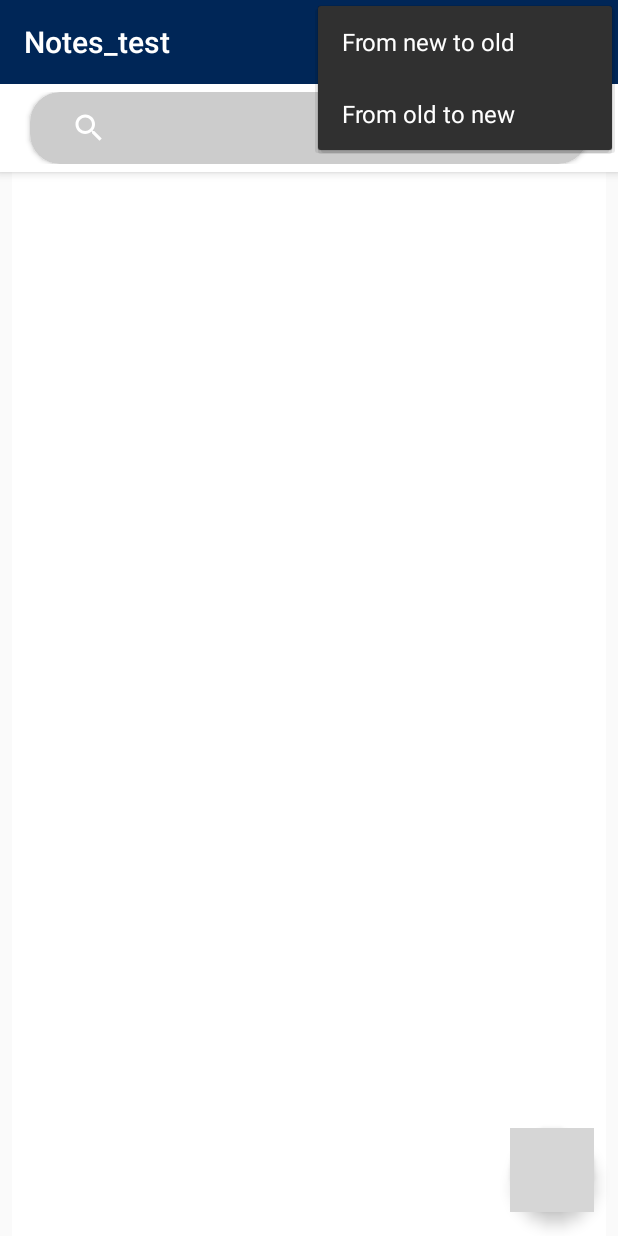
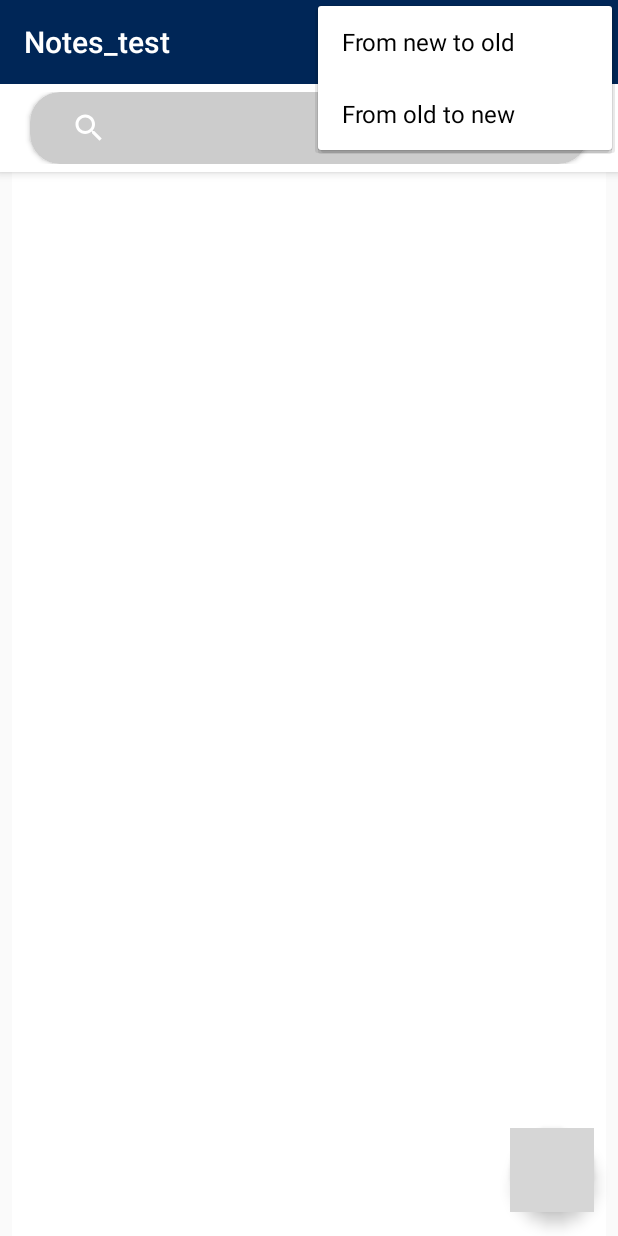
Before and after one commit to BORIS-AGE/Notes, an Android app: the screen it shows after launch (MainActivity), with the options menu open, on a phone screen of 412 x 824 dp. Run offline under Robolectric (Android 15) with nearby library versions, the phone set to English and light mode, and no system bars; our stand-ins replace RxJava; grey boxes are pictures that could not be loaded.

Commit message:
color toolbar changed

```diff
--- a/app/src/main/java/com/example/boris/notes/AddNote.java
+++ b/app/src/main/java/com/example/boris/notes/AddNote.java
@@ -129,8 +129,6 @@ public class AddNote extends AppCompatActivity {
     private void share() {
         String str = editText.getText().toString();
         if (validateString(str)){
-            Toast.makeText(getApplicationContext(), "aaaa", Toast.LENGTH_LONG).show();
-
             Intent intent = new Intent(Intent.ACTION_SEND);
             intent.setType("text/plain");
             intent.putExtra(Intent.EXTRA_TEXT, str);
--- a/app/src/main/res/layout/toolbar.xml
+++ b/app/src/main/res/layout/toolbar.xml
@@ -1,7 +1,9 @@
 <?xml version="1.0" encoding="utf-8"?>
 <android.support.v7.widget.Toolbar
     xmlns:android="http://schemas.android.com/apk/res/android"
+    xmlns:app="http://schemas.android.com/apk/res-auto"
     android:id="@+id/toolbar"
+    app:popupTheme="@style/MyDarkToolbarStyle"
     android:layout_width="match_parent"
     android:layout_height="?attr/actionBarSize"
     android:background="?attr/colorPrimary"
--- a/app/src/main/res/values/styles.xml
+++ b/app/src/main/res/values/styles.xml
@@ -24,5 +24,11 @@
 
     </style>
 
+    <!--for popup menu-->
+    <style name="MyDarkToolbarStyle" parent="ThemeOverlay.AppCompat.Light">
+        <item name="android:colorBackground">#fff</item>
+        <item name="android:textColor">#000</item>
+    </style>
+    <!---->
     <style name="TitleTextStyle">#fff</style>
 </resources>
```
